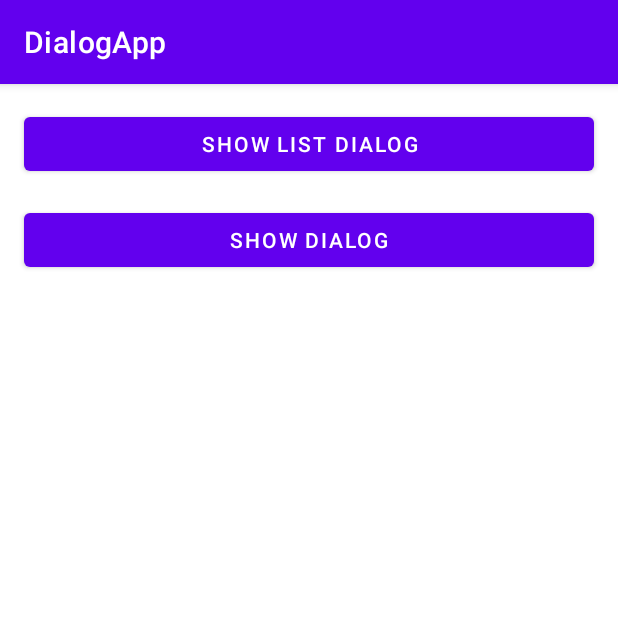
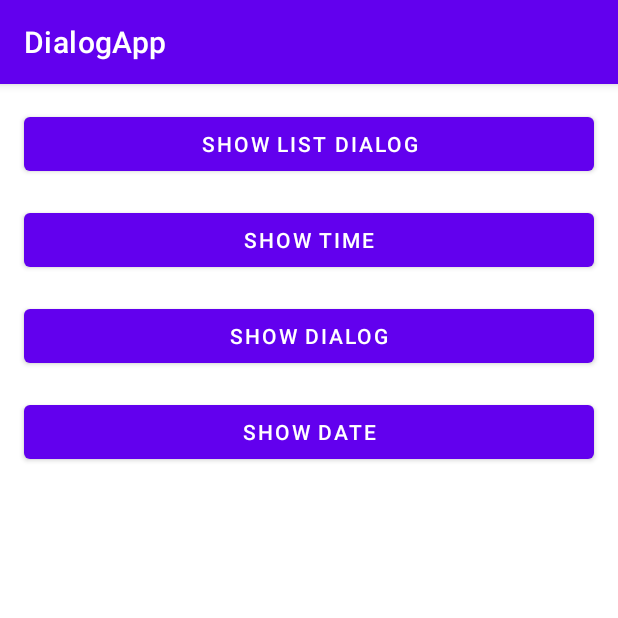
Before and after one commit to perin037/DialogApp, an Android app: the screen it shows after launch (MainActivity), on a phone screen of 412 x 824 dp, the top half of it. Run offline under Robolectric (Android 15) with nearby library versions, the phone set to English and light mode, and no system bars.

Commit message:
Add date/time dialogs

```diff
--- a/app/src/main/res/layout/activity_main.xml
+++ b/app/src/main/res/layout/activity_main.xml
@@ -5,6 +5,32 @@
     android:layout_width="match_parent"
     android:layout_height="match_parent"
     tools:context=".MainActivity">
+
+    <Button
+        android:id="@+id/dlgbutton4"
+        android:layout_width="match_parent"
+        android:layout_height="wrap_content"
+        android:layout_margin="16dp"
+        android:layout_marginTop="16dp"
+        android:onClick="showDateDialog"
+        android:text="Show date"
+        app:layout_constraintEnd_toEndOf="parent"
+        app:layout_constraintHorizontal_bias="1.0"
+        app:layout_constraintStart_toStartOf="parent"
+        app:layout_constraintTop_toBottomOf="@+id/dlgbutton2" />
+
+    <Button
+        android:id="@+id/dlgbutton3"
+        android:layout_width="match_parent"
+        android:layout_height="wrap_content"
+        android:layout_margin="16dp"
+        android:layout_marginTop="16dp"
+        android:layout_marginBottom="16dp"
+        android:onClick="showTimeDialog"
+        android:text="Show time"
+        app:layout_constraintEnd_toEndOf="parent"
+        app:layout_constraintStart_toStartOf="parent"
+        app:layout_constraintTop_toBottomOf="@+id/dlgbutton"/>
 
     <Button
         android:id="@+id/dlgbutton2"
@@ -16,7 +42,7 @@
         android:text="Show dialog"
         app:layout_constraintEnd_toEndOf="parent"
         app:layout_constraintStart_toStartOf="parent"
-        app:layout_constraintTop_toBottomOf="@+id/dlgbutton" />
+        app:layout_constraintTop_toBottomOf="@+id/dlgbutton3" />
 
     <Button
         android:id="@+id/dlgbutton"
```
Also changed, not shown: app/src/main/java/rs/ac/ni/pmf/dialogapp/MainActivity.java (+23 -0 lines).
